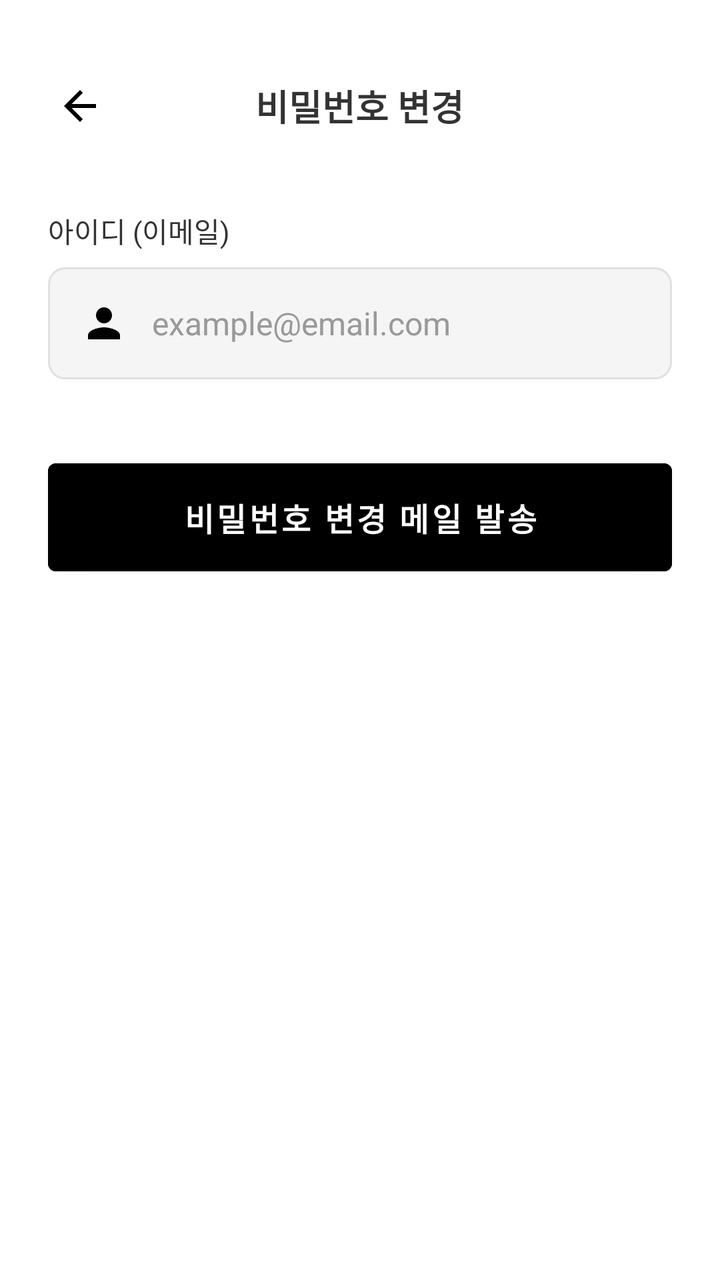
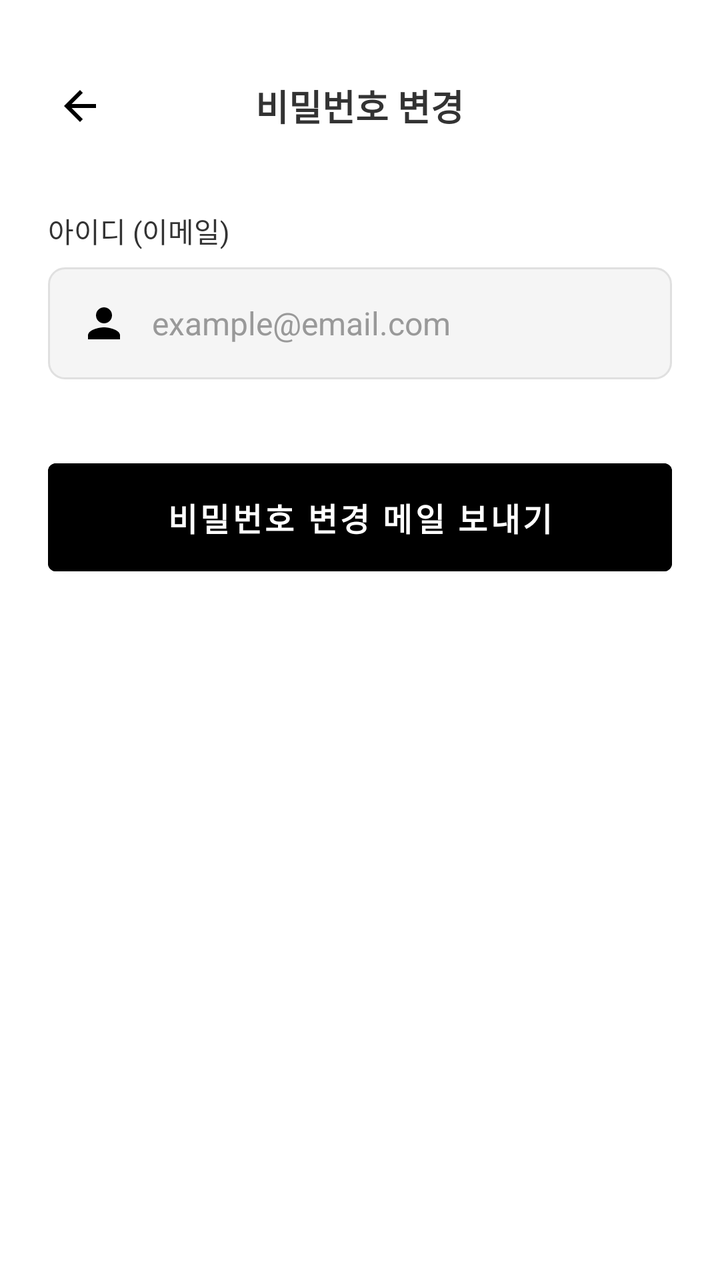

The first picture is an Android layout as it rendered before a commit; the second is the same layout after the commit. The layout source and the unified diff follow.
<!-- AndroidManifest.xml: application theme Theme.Localit -->
<!-- res/layout/activity_change_pw.xml -->
<?xml version="1.0" encoding="utf-8"?>
<LinearLayout xmlns:android="http://schemas.android.com/apk/res/android"
    android:layout_width="match_parent"
    android:layout_height="match_parent"
    android:orientation="vertical"
    android:background="@color/white">

    

    <RelativeLayout
        android:layout_width="match_parent"
        android:layout_marginTop="25dp"
        android:layout_height="56dp"
        android:background="@color/white"
        android:paddingHorizontal="16dp">

        <ImageButton
            android:id="@+id/btn_back"
            android:layout_width="48dp"
            android:layout_height="48dp"
            android:layout_centerVertical="true"
            android:background="?android:attr/selectableItemBackgroundBorderless"
            android:src="@drawable/ic_arrow_back" />

        <TextView
            android:layout_width="wrap_content"
            android:layout_height="wrap_content"
            android:layout_centerInParent="true"
            android:text="비밀번호 변경"
            android:textColor="@color/text_primary"
            android:textSize="18sp"
            android:textStyle="bold" />
    </RelativeLayout>

    <ScrollView
        android:layout_width="match_parent"
        android:layout_height="0dp"
        android:layout_weight="1">

        <LinearLayout
            android:layout_width="match_parent"
            android:layout_height="wrap_content"
            android:orientation="vertical"
            android:padding="24dp">

            
            <TextView
                android:layout_width="wrap_content"
                android:layout_height="wrap_content"
                android:layout_marginBottom="8dp"
                android:text="아이디 (이메일)"
                android:textColor="@color/text_primary"
                android:textSize="14sp" />

            <EditText
                android:id="@+id/et_id"
                android:layout_width="match_parent"
                android:layout_height="56dp"
                android:layout_marginBottom="16dp"
                android:background="@drawable/edit_text_background"
                android:drawableStart="@drawable/ic_person"
                android:drawablePadding="12dp"
                android:hint="example@email.com"
                android:inputType="textEmailAddress"
                android:paddingHorizontal="16dp"
                android:paddingVertical="16dp"
                android:textColor="@color/text_primary"
                android:textColorHint="@color/text_hint"
                android:textSize="16sp" />


            

            

            
            <Button
                android:id="@+id/btn_newPw"
                android:layout_width="match_parent"
                android:layout_height="66dp"
                android:layout_marginTop="20dp"
                android:backgroundTint="@color/black"
                android:text="비밀번호 변경 메일 발송"
                android:textColor="@color/white"
                android:textSize="16sp"
                android:textStyle="bold" />

        </LinearLayout>
    </ScrollView>
</LinearLayout>
<!-- resources referenced by this layout -->
<resources>
  <color name="black">#000000</color>
  <color name="text_hint">#999999</color>
  <color name="text_primary">#333333</color>
  <color name="white">#FFFFFF</color>
  <!-- drawable edit_text_background (drawable) -->
  <?xml version="1.0" encoding="utf-8"?>
  <shape xmlns:android="http://schemas.android.com/apk/res/android">
      <solid android:color="@color/background_light" />
      <corners android:radius="8dp" />
      <stroke
          android:width="1dp"
          android:color="@color/divider" />
  </shape>
  <!-- drawable ic_arrow_back (drawable) -->
  <vector xmlns:android="http://schemas.android.com/apk/res/android"
      android:width="24dp" android:height="24dp"
      android:viewportWidth="24" android:viewportHeight="24">
      <path
          android:fillColor="#FF000000"
          android:pathData="M20,11H7.83l5.59,-5.59L12,4l-8,8 8,8 1.41,-1.41L7.83,13H20v-2z"/>
  </vector>
  <!-- drawable ic_person (drawable) -->
  <vector xmlns:android="http://schemas.android.com/apk/res/android"
      android:width="24dp" android:height="24dp"
      android:viewportWidth="24" android:viewportHeight="24">
      <path
          android:fillColor="#FF000000"
          android:pathData="M12,12c2.21,0 4,-1.79 4,-4s-1.79,-4 -4,-4 -4,1.79 -4,4 1.79,4 4,4zM12,14c-2.67,0 -8,1.34 -8,4v2h16v-2c0,-2.66 -5.33,-4 -8,-4z"/>
  </vector>
  <style name="Theme.Localit" parent="Theme.MaterialComponents.DayNight.NoActionBar">
          
          <item name="colorPrimary">#000000</item> 
  
          <item name="colorPrimaryVariant">#6B8E6B</item>
          <item name="colorOnPrimary">#333333</item>
      </style>
  <color name="background_light">#F5F5F5</color>
  <color name="divider">#E0E0E0</color>
</resources>

<!-- the commit's change to res/layout/activity_change_pw.xml (unified diff, before → after) -->
@@ -80,7 +80,7 @@
                 android:layout_height="66dp"
                 android:layout_marginTop="20dp"
                 android:backgroundTint="@color/black"
-                android:text="비밀번호 변경 메일 발송"
+                android:text="비밀번호 변경 메일 보내기"
                 android:textColor="@color/white"
                 android:textSize="16sp"
                 android:textStyle="bold" />
